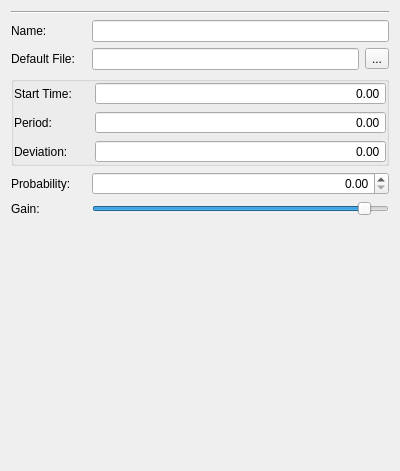
This is src/pgta_composer/forms/PGTAPropertiesView.ui in PGTA/PGTAComposer as Qt 5 draws it before an edit. The edited form follows.
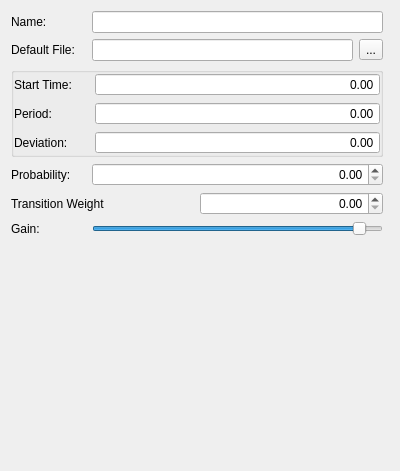
This is the edited form.

Commit message: Added transition weight UI element.

Diff of the .ui file:
```diff
--- a/src/pgta_composer/forms/PGTAPropertiesView.ui
+++ b/src/pgta_composer/forms/PGTAPropertiesView.ui
@@ -19,14 +19,7 @@
   <property name="windowTitle">
    <string>Form</string>
   </property>
-  <layout class="QVBoxLayout" name="verticalLayout_3">
-   <item>
-    <widget class="Line" name="line">
-     <property name="orientation">
-      <enum>Qt::Horizontal</enum>
-     </property>
-    </widget>
-   </item>
+  <layout class="QHBoxLayout" name="horizontalLayout_9">
    <item>
     <layout class="QVBoxLayout" name="verticalLayout_2">
      <item>
@@ -253,6 +246,30 @@
           </item>
          </layout>
         </item>
+        <item>
+         <layout class="QHBoxLayout" name="horizontalLayout_5">
+          <item>
+           <widget class="QLabel" name="LabelTransitionWeight">
+            <property name="text">
+             <string>Transition Weight</string>
+            </property>
+           </widget>
+          </item>
+          <item>
+           <widget class="QDoubleSpinBox" name="EditTransitionWeight">
+            <property name="alignment">
+             <set>Qt::AlignRight|Qt::AlignTrailing|Qt::AlignVCenter</set>
+            </property>
+            <property name="maximum">
+             <double>1.000000000000000</double>
+            </property>
+            <property name="singleStep">
+             <double>0.100000000000000</double>
+            </property>
+           </widget>
+          </item>
+         </layout>
+        </item>
         <item>
          <layout class="QHBoxLayout" name="horizontalLayout">
           <item>
@@ -307,6 +324,13 @@
      </item>
     </layout>
    </item>
+   <item>
+    <widget class="Line" name="line">
+     <property name="orientation">
+      <enum>Qt::Horizontal</enum>
+     </property>
+    </widget>
+   </item>
   </layout>
  </widget>
  <resources/>
```
